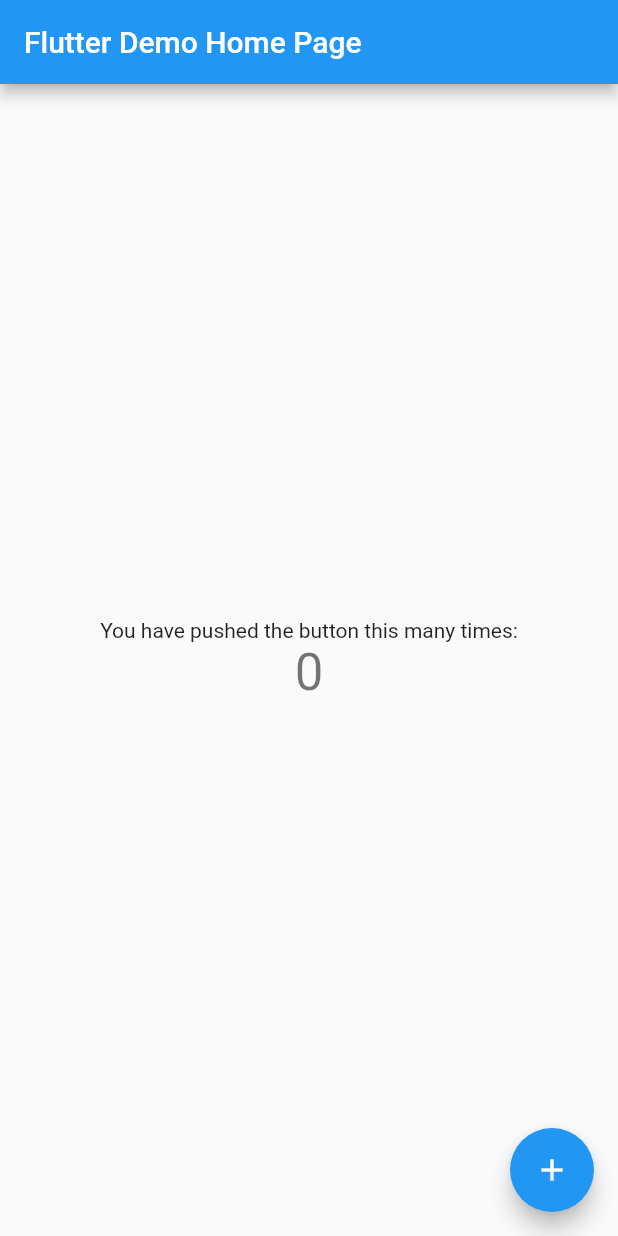
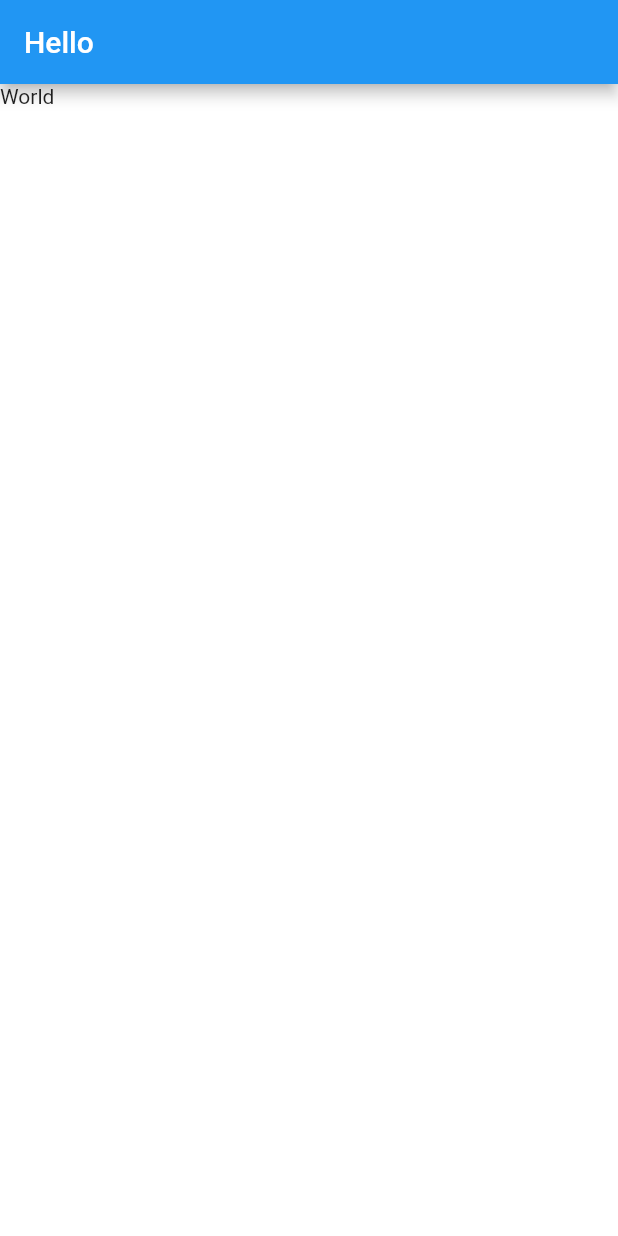
Before and after one commit to p-raj/flutter_complete_guide, a Flutter app: the screen it shows after launch, on a phone screen of 412 x 824 dp. Run offline on Flutter 3.47's test engine with Material 2 defaults, Android fonts, the phone set to English and light mode, and no system bars.

Commit message:
lect 01: init project

```diff
--- a/lib/main.dart
+++ b/lib/main.dart
@@ -1,111 +1,21 @@
 import 'package:flutter/material.dart';
 
-void main() => runApp(MyApp());
+void main() => runApp(App());
 
-class MyApp extends StatelessWidget {
-  // This widget is the root of your application.
+class App extends StatelessWidget {
   @override
   Widget build(BuildContext context) {
     return MaterialApp(
-      title: 'Flutter Demo',
-      theme: ThemeData(
-        // This is the theme of your application.
-        //
-        // Try running your application with "flutter run". You'll see the
-        // application has a blue toolbar. Then, without quitting the app, try
-        // changing the primarySwatch below to Colors.green and then invoke
-        // "hot reload" (press "r" in the console where you ran "flutter run",
-        // or simply save your changes to "hot reload" in a Flutter IDE).
-        // Notice that the counter didn't reset back to zero; the application
-        // is not restarted.
-        primarySwatch: Colors.blue,
+        // core widget that would be
+        // initiated as soon as the application
+        // initialized
+        home: Scaffold(
+      backgroundColor: Colors.white,
+      body: Text('World'),
+      appBar: AppBar(
+        backgroundColor: Colors.blue,
+        title: Text('Hello'),
       ),
-      home: MyHomePage(title: 'Flutter Demo Home Page'),
-    );
+    ));
   }
 }
-
-class MyHomePage extends StatefulWidget {
-  MyHomePage({Key key, this.title}) : super(key: key);
-
-  // This widget is the home page of your application. It is stateful, meaning
-  // that it has a State object (defined below) that contains fields that affect
-  // how it looks.
-
-  // This class is the configuration for the state. It holds the values (in this
-  // case the title) provided by the parent (in this case the App widget) and
-  // used by the build method of the State. Fields in a Widget subclass are
-  // always marked "final".
-
-  final String title;
-
-  @override
-  _MyHomePageState createState() => _MyHomePageState();
-}
-
-class _MyHomePageState extends State<MyHomePage> {
-  int _counter = 0;
-
-  void _incrementCounter() {
-    setState(() {
-      // This call to setState tells the Flutter framework that something has
-      // changed in this State, which causes it to rerun the build method below
-      // so that the display can reflect the updated values. If we changed
-      // _counter without calling setState(), then the build method would not be
-      // called again, and so nothing would appear to happen.
-      _counter++;
-    });
-  }
-
-  @override
-  Widget build(BuildContext context) {
-    // This method is rerun every time setState is called, for instance as done
-    // by the _incrementCounter method above.
-    //
-    // The Flutter framework has been optimized to make rerunning build methods
-    // fast, so that you can just rebuild anything that needs updating rather
-    // than having to individually change instances of widgets.
-    return Scaffold(
-      appBar: AppBar(
-        // Here we take the value from the MyHomePage object that was created by
-        // the App.build method, and use it to set our appbar title.
-        title: Text(widget.title),
-      ),
-      body: Center(
-        // Center is a layout widget. It takes a single child and positions it
-        // in the middle of the parent.
-        child: Column(
-          // Column is also a layout widget. It takes a list of children and
-          // arranges them vertically. By default, it sizes itself to fit its
-          // children horizontally, and tries to be as tall as its parent.
-          //
-          // Invoke "debug painting" (press "p" in the console, choose the
-          // "Toggle Debug Paint" action from the Flutter Inspector in Android
-          // Studio, or the "Toggle Debug Paint" command in Visual Studio Code)
-          // to see the wireframe for each widget.
-          //
-          // Column has various properties to control how it sizes itself and
-          // how it positions its children. Here we use mainAxisAlignment to
-          // center the children vertically; the main axis here is the vertical
-          // axis because Columns are vertical (the cross axis would be
-          // horizontal).
-          mainAxisAlignment: MainAxisAlignment.center,
-          children: <Widget>[
-            Text(
-              'You have pushed the button this many times:',
-            ),
-            Text(
-              '$_counter',
-              style: Theme.of(context).textTheme.display1,
-            ),
-          ],
-        ),
-      ),
-      floatingActionButton: FloatingActionButton(
-        onPressed: _incrementCounter,
-        tooltip: 'Increment',
-        child: Icon(Icons.add),
-      ), // This trailing comma makes auto-formatting nicer for build methods.
-    );
-  }
-}
```
